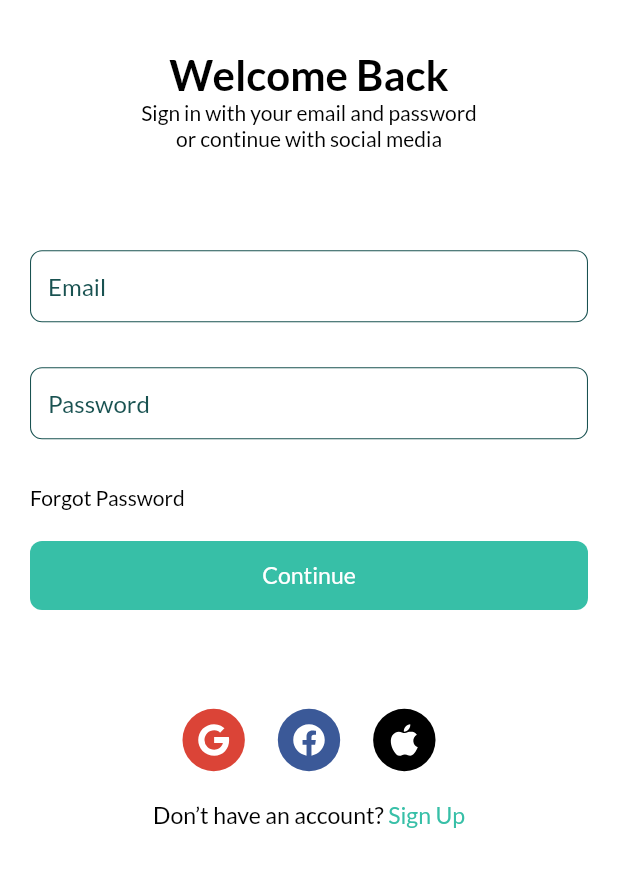
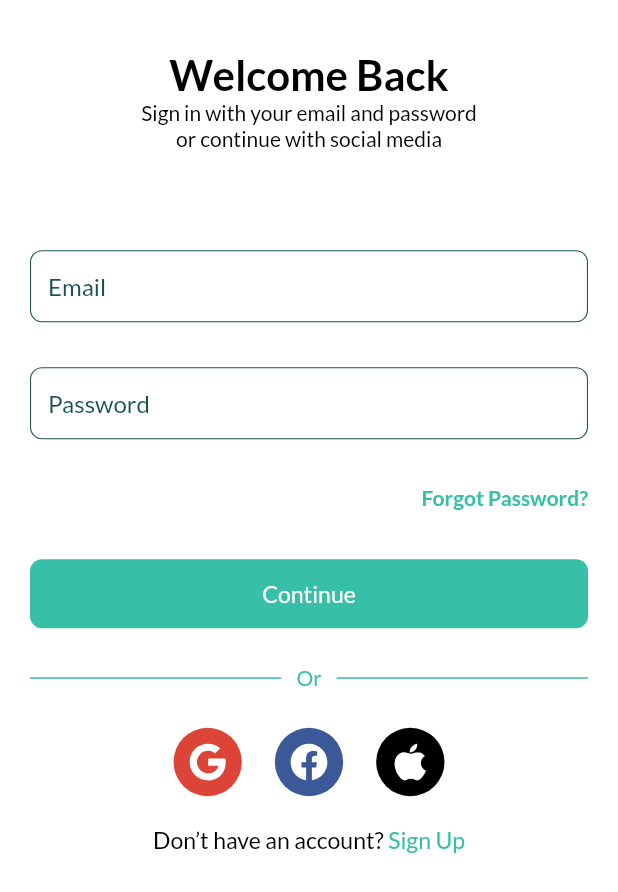
Before and after one commit to renankanu/app_kanu_delivery, a Flutter app: the SignInScreen screen opened by its route, on a phone screen of 412 x 824 dp. Shown: the top 892 px of the screen. Run offline on Flutter 3.47's test engine with Material 2 defaults, Android fonts, the phone set to English and light mode, and no system bars; our stand-ins replace flutter_icons, flutter_modular, flutter_svg, font_awesome_flutter.

Commit message:
Refactor - Login Screen, setting media social icons

```diff
--- a/lib/app/pages/sign_in/widget/body.dart
+++ b/lib/app/pages/sign_in/widget/body.dart
@@ -33,7 +33,26 @@ class Body extends StatelessWidget {
                 ),
                 SizedBox(height: SizeConfig.screenHeight * 0.08),
                 SignForm(),
-                SizedBox(height: SizeConfig.screenHeight * 0.08),
+                SizedBox(height: SizeConfig.screenHeight * 0.03),
+                Row(
+                  mainAxisAlignment: MainAxisAlignment.center,
+                  children: <Widget>[
+                    Expanded(
+                      child: Divider(thickness: 1, color: kPuertoRico),
+                    ),
+                    SizedBox(width: 10),
+                    Text(
+                      'Or',
+                      style: TextStyle(
+                          color: kPuertoRico, fontWeight: FontWeight.w500),
+                    ),
+                    SizedBox(width: 10),
+                    Expanded(
+                      child: Divider(thickness: 1, color: kPuertoRico),
+                    ),
+                  ],
+                ),
+                SizedBox(height: SizeConfig.screenHeight * 0.03),
                 Row(
                   mainAxisAlignment: MainAxisAlignment.center,
                   children: [
--- a/lib/app/pages/sign_in/widget/sign_form.dart
+++ b/lib/app/pages/sign_in/widget/sign_form.dart
@@ -57,17 +57,20 @@ class _SignFormState extends State<SignForm> {
           buildPasswordFormField(),
           SizedBox(height: getProportionateScreenHeight(30)),
           Row(
+            mainAxisAlignment: MainAxisAlignment.end,
             children: [
               GestureDetector(
                 // onTap: () => Navigator.pushNamed(
                 //     context, ForgotPasswordScreen.routeName),
                 child: Text(
-                  "Forgot Password",
+                  "Forgot Password?",
+                  style: TextStyle(
+                      color: kPuertoRico, fontWeight: FontWeight.w700),
                 ),
               )
             ],
           ),
-          SizedBox(height: getProportionateScreenHeight(20)),
+          SizedBox(height: getProportionateScreenHeight(32)),
           DefaultButton(
             text: "Continue",
             press: () {
--- a/lib/app/widget/socal_card.dart
+++ b/lib/app/widget/socal_card.dart
@@ -29,7 +29,7 @@ class SocalCard extends StatelessWidget {
         child: Icon(
           icon,
           color: Colors.white,
-          size: 24,
+          size: 28,
         ),
       ),
     );
```
